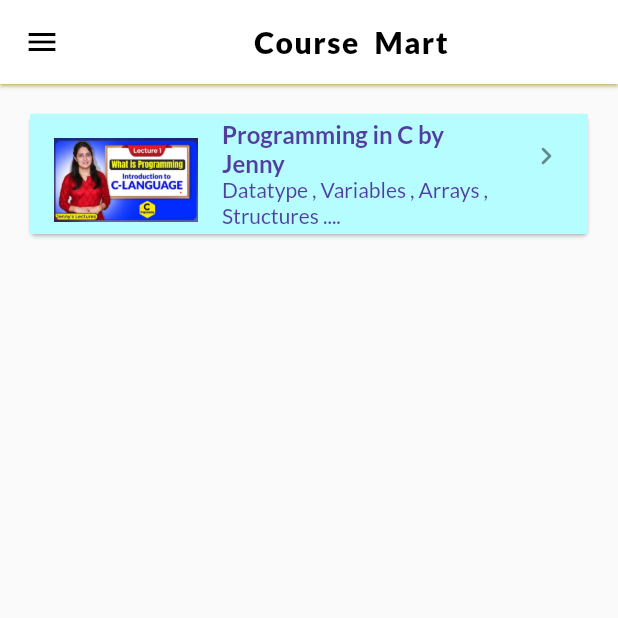
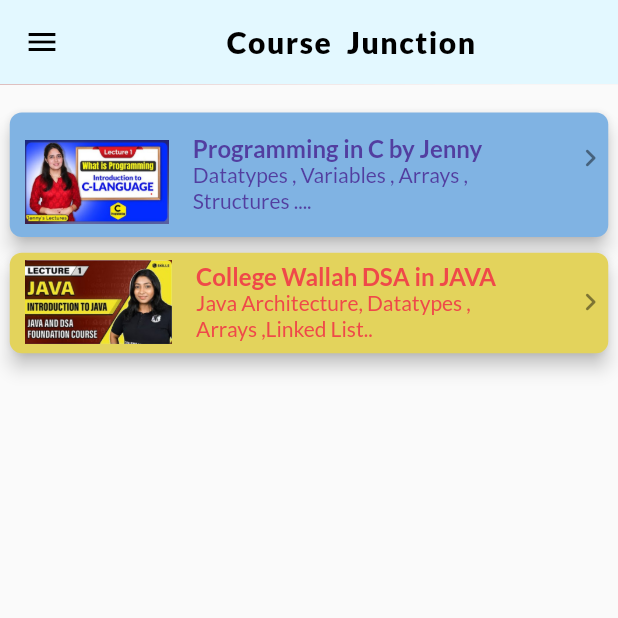
Before and after one commit to pratyushvaibhaw/e-course_app, a Flutter app: the HomePage screen opened by its route, after a tap on "Programming in C by Jenny", on a phone screen of 412 x 824 dp, the top half of it. Run offline on Flutter 3.47's test engine with Material 2 defaults, Android fonts, the phone set to English and light mode, and no system bars; our stand-ins replace google_fonts.

Commit message:
day11 | drawer redesigned , card widget used |JennyC and JavaDsa pinned to HomePage, OnTap method enabled |

```diff
--- a/lib/pages/homePage.dart
+++ b/lib/pages/homePage.dart
@@ -9,14 +9,14 @@
   Widget build(BuildContext context) {
     final days = 8;
     final str = "Welcome To Flutter Tutor";
-    //final dummyList = List.generate(4, (index) => ContentModel.platform[0]);
     return Scaffold(
       drawer: MyDrawer(),
       appBar: AppBar(
+        elevation: 0.2,
         /*App bar theme can also be set from themeData in main.dart */
         title: Center(
           child: Text(
-            "Course Mart",
+            "Course Junction",
             style: TextStyle(
                 color: Colors.black,
                 fontWeight: FontWeight.w900,
@@ -24,18 +24,10 @@
                 wordSpacing: 5),
           ),
         ),
-        //shadowColor: Color.fromARGB(255, 110, 110, 110),
+        shadowColor: Color.fromARGB(255, 221, 10, 10),
         //backgroundColor: Color.fromARGB(255, 226, 192, 79),
       ),
-      body: ListView.builder(
-        padding: const EdgeInsets.all(16),
-        itemCount: ContentModel.platform.length,
-        itemBuilder: (BuildContext context, int index) {
-          return ContentWidget(
-            platform: ContentModel.platform[index],
-          );
-        },
-      ),
+      body: ContentWidget(),
     );
   }
 }
--- a/lib/widgets/drawer.dart
+++ b/lib/widgets/drawer.dart
@@ -9,17 +9,26 @@
       shadowColor: Colors.black,
       /*We are using listview as they drawer provides very less options. */
       child: Container(
+        // padding: EdgeInsets.fromLTRB(2, 1, 2, 0),
         //color: Color.fromARGB(255, 255, 254, 237),
+
         child: ListView(
-            padding: EdgeInsets.zero,
           children: [
             DrawerHeader(
                 //margin: EdgeInsets.zero,
                 padding: EdgeInsets.zero,
+                child: Card(
+                  margin: EdgeInsets.zero,
+                  elevation: 5,
                   child: UserAccountsDrawerHeader(
                       decoration: BoxDecoration(
                           color: Color.fromARGB(255, 230, 182, 23)),
-                      currentAccountPicture: CircleAvatar(
+                      currentAccountPicture: Card(
+                        margin: EdgeInsets.zero,
+                        shadowColor: const Color.fromARGB(255, 255, 255, 255),
+                        elevation: 12,
+                        shape: CircleBorder(),
+                        child: CircleAvatar(
                           // backgroundColor: Color.fromARGB(255, 230, 182, 23),
                           backgroundImage:
                               AssetImage("assets/images/account.jpg"),
@@ -27,22 +36,34 @@
 
                           // child: Text("Profile"),
                         ),
+                      ),
 
                       //currentAccountPictureSize: Size(150, 100),
-                      margin: EdgeInsets.fromLTRB(0, 0, 0, 6),
+                      margin: EdgeInsets.all(0),
                       accountName: Text(
                         "Kalki",
                         style: TextStyle(fontWeight: FontWeight.w900),
                       ),
-                      accountEmail: Text("you@gmail.com"))),
-              ListTile(
+                      accountEmail: Text("you@gmail.com")),
+                )),
+            Card(
+              elevation: 3,
+              shape: RoundedRectangleBorder(
+                  borderRadius: BorderRadius.circular(5)),
+              child: ListTile(
                 enabled: true,
                 /*makes the list tile interactive */
 
-                leading: CircleAvatar(
-                  backgroundColor: Colors.white,
-                  backgroundImage: AssetImage("assets/images/programming.png"),
+                leading: Card(
+                  shape: CircleBorder(),
+                  margin: EdgeInsets.zero,
+                  shadowColor: Color.fromARGB(255, 107, 209, 253),
+                  elevation: 12,
+                  child: CircleAvatar(
+                    backgroundImage:
+                        AssetImage("assets/images/programming.png"),
                     radius: 20,
+                  ),
                 ),
                 title: Text("Learn Programming Languages"),
                 subtitle: Text("Java , C++ , Dart ..."),
@@ -56,14 +77,27 @@
                 hoverColor: Colors.white,
                 contentPadding: EdgeInsets.fromLTRB(5, 2, 1, 10),
               ),
-              ListTile(
+            ),
+            SizedBox(
+              height: 3,
+            ),
+            Card(
+              elevation: 3,
+              shape: RoundedRectangleBorder(
+                  borderRadius: BorderRadius.circular(5)),
+              child: ListTile(
                 enabled: true,
                 /*makes the list tile interactive */
                 minVerticalPadding: 10,
-                leading: CircleAvatar(
-                  backgroundColor: Colors.white,
+                leading: Card(
+                  shape: CircleBorder(),
+                  margin: EdgeInsets.zero,
+                  shadowColor: Color.fromARGB(255, 5, 16, 45),
+                  elevation: 12,
+                  child: CircleAvatar(
                     backgroundImage: AssetImage("assets/images/dsa.png"),
                     radius: 20,
+                  ),
                 ),
                 title: Text("Learn Data Structures & Algorithms"),
                 subtitle: Text("Stack , Queue , Linked List.."),
@@ -77,14 +111,27 @@
                 hoverColor: Colors.white,
                 contentPadding: EdgeInsets.fromLTRB(5, 10, 1, 10),
               ),
-              ListTile(
+            ),
+            SizedBox(
+              height: 3,
+            ),
+            Card(
+              elevation: 3,
+              shape: RoundedRectangleBorder(
+                  borderRadius: BorderRadius.circular(5)),
+              child: ListTile(
                 enabled: true,
                 /*makes the list tile interactive */
                 minVerticalPadding: 10,
-                leading: CircleAvatar(
-                  backgroundColor: Colors.white,
+                leading: Card(
+                  shape: CircleBorder(),
+                  margin: EdgeInsets.zero,
+                  shadowColor: Color.fromARGB(255, 114, 195, 246),
+                  elevation: 12,
+                  child: CircleAvatar(
                     backgroundImage: AssetImage("assets/images/aim.jpg"),
                     radius: 20,
+                  ),
                 ),
                 title: Text("Learn Skills"),
                 subtitle:
@@ -99,14 +146,28 @@
                 hoverColor: Colors.white,
                 contentPadding: EdgeInsets.fromLTRB(5, 10, 1, 10),
               ),
-              ListTile(
+            ),
+            SizedBox(
+              height: 3,
+            ),
+            Card(
+              elevation: 3,
+              shape: RoundedRectangleBorder(
+                  borderRadius: BorderRadius.circular(5)),
+              child: ListTile(
                 enabled: true,
                 /*makes the list tile interactive */
                 minVerticalPadding: 10,
-                leading: CircleAvatar(
+                leading: Card(
+                  margin: EdgeInsets.zero,
+                  shadowColor: Colors.white,
+                  elevation: 12,
+                  shape: CircleBorder(),
+                  child: CircleAvatar(
                     backgroundColor: Colors.white,
                     backgroundImage: AssetImage("assets/images/practice.jpg"),
                     radius: 20,
+                  ),
                 ),
                 title: Text("Practice"),
                 subtitle: Text(" Solve Interview Questions "),
@@ -119,9 +180,11 @@
                 },
                 hoverColor: Colors.white,
                 contentPadding: EdgeInsets.fromLTRB(5, 10, 1, 10),
+              ),
             )
           ],
         ),
-        ));
+      ),
+    );
   }
 }
--- a/lib/widgets/platform_widget.dart
+++ b/lib/widgets/platform_widget.dart
@@ -1,18 +1,53 @@
+import 'dart:io';
+import 'package:flutter/services.dart';
+import 'package:url_launcher/url_launcher.dart';
+
 import 'package:flutter/material.dart';
 import 'package:flutter_basics/models/content.dart';
 
 class ContentWidget extends StatelessWidget {
-  final Content platform;
-
-  const ContentWidget({super.key, required this.platform});
+  const ContentWidget({super.key});
   //  : assert(platform != null);->commented as platform can't be null
 
   @override
   Widget build(BuildContext context) {
-    return Card(
+    _launchURL1() async {
+      final Uri url = Uri.parse(
+          'https://youtube.com/playlist?list=PLdo5W4Nhv31a8UcMN9-35ghv8qyFWD9_S');
+      if (!await launchUrl(url)) {
+        throw Exception('Could not launch $url');
+      }
+    }
+
+    _launchURL2() async {
+      final Uri url = Uri.parse(
+          "https://youtube.com/playlist?list=PLxgZQoSe9cg00xyG5gzb5BMkOClkch7Gr");
+      if (!await launchUrl(url)) {
+        throw Exception('Could not launch $url');
+      }
+    }
+
+    // https://youtube.com/playlist?list=PLxgZQoSe9cg0df_GxVjz3DD_Gck5tMXAdc
+    var _view = ListView();
+    return ListView(
+        padding: EdgeInsets.fromLTRB(2.5, 15, 2.5, 1),
+        scrollDirection: Axis.vertical,
+        children: [
+          Column(children: [
+            Card(
+              shape: RoundedRectangleBorder(
+                  borderRadius: BorderRadius.circular(8)),
+              color: Color.fromARGB(255, 128, 179, 227),
+              elevation: 5,
               shadowColor: Colors.black,
               child: ListTile(
-        leading: Image.asset(platform.image),
+                contentPadding: EdgeInsets.fromLTRB(10, 2, 0, 4),
+                // shape:
+                //     RoundedRectangleBorder(borderRadius: BorderRadius.circular(8)),
+                leading: Image.asset(
+                  'assets/images/jennyC.jpg',
+                ),
+                minVerticalPadding: 12,
                 title: Text(
                   "Programming in C by Jenny",
                   style: TextStyle(
@@ -20,15 +55,47 @@
                   ),
                 ),
                 trailing: Icon(Icons.navigate_next_rounded),
-        subtitle: Text("Datatype , Variables , Arrays , Structures ...."),
+                subtitle:
+                    Text("Datatypes , Variables , Arrays , Structures ...."),
                 enabled: true,
                 textColor: Color.fromARGB(255, 82, 62, 160),
                 hoverColor: Colors.white,
-        tileColor: Color.fromARGB(255, 182, 253, 255),
-        onTap: () {
-          print("To be linked soon");
-        },
+                // tileColor: Color.fromARGB(255, 128, 179, 227),
+                onTap: _launchURL1,
               ),
-    );
+            ),
+            SizedBox(
+              height: 2.5,
+            ),
+            Card(
+              elevation: 5,
+              shadowColor: Colors.black,
+              color: Color.fromARGB(255, 227, 211, 92),
+              shape: RoundedRectangleBorder(
+                  borderRadius: BorderRadius.circular(8)),
+              child: ListTile(
+                contentPadding: EdgeInsets.fromLTRB(10, 2, 0, 4),
+                leading: Image.asset(
+                  'assets/images/java_dsa.jpg',
+                  height: 90,
+                  scale: 3,
+                ),
+                title: Text(
+                  "College Wallah DSA in JAVA",
+                  style: TextStyle(
+                    fontWeight: FontWeight.bold,
+                  ),
+                ),
+                trailing: Icon(Icons.navigate_next_rounded),
+                subtitle: Text(
+                    "Java Architecture, Datatypes , Arrays ,Linked List.."),
+                enabled: true,
+                textColor: Color.fromARGB(255, 239, 73, 73),
+                hoverColor: Colors.white,
+                onTap: _launchURL2,
+              ),
+            )
+          ]),
+        ]);
   }
 }
--- a/lib/widgets/theme.dart
+++ b/lib/widgets/theme.dart
@@ -4,10 +4,9 @@
 class MyTheme extends StatelessWidget {
   static lightTheme(BuildContext context) => ThemeData(
         appBarTheme: AppBarTheme(
-          elevation: 1,
           shadowColor: Color.fromARGB(255, 239, 201, 9),
           iconTheme: IconThemeData(color: Colors.black),
-          color: Colors.white,
+          color: Color.fromARGB(255, 227, 248, 255),
         ),
         fontFamily: GoogleFonts.lato().fontFamily,
         // primaryTextTheme: GoogleFonts.latoTextTheme(),
@@ -15,7 +14,6 @@
   static ThemeData darkTheme(BuildContext context) =>
       ThemeData(brightness: Brightness.dark);
 
-
   @override
   dynamic noSuchMethod(Invocation invocation) => super.noSuchMethod(invocation);
 }
--- a/pubspec.yaml
+++ b/pubspec.yaml
@@ -35,6 +35,7 @@
   # Use with the CupertinoIcons class for iOS style icons.
   cupertino_icons: ^1.0.2
   google_fonts: ^4.0.5
+  url_launcher: ^6.1.11
 
 dev_dependencies:
   flutter_test:
```
Also changed, not shown: assets/images/java_dsa.jpg (added), pubspec.lock, 5 other files. Lines whose indentation alone changed are shown as unchanged.
